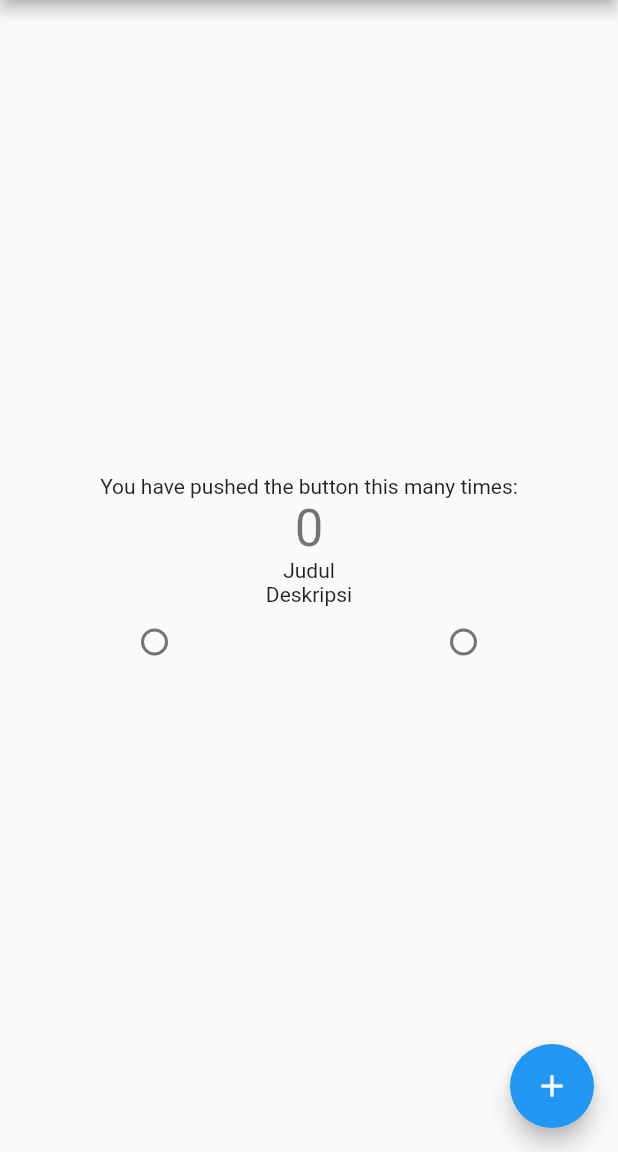
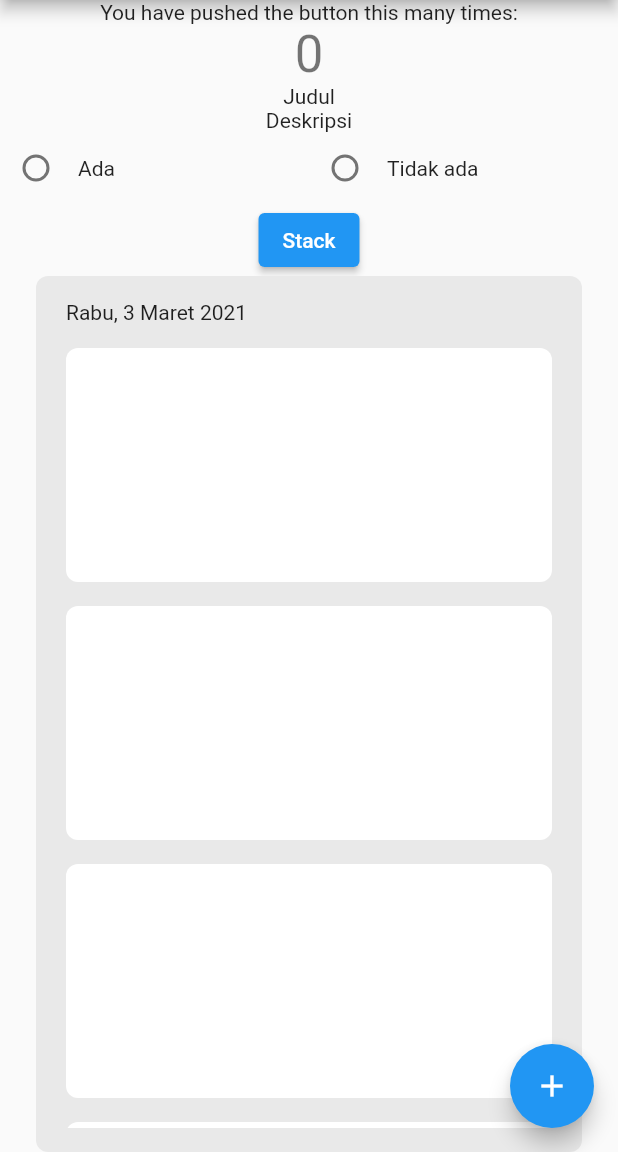
Before and after one commit to abdur-rohman/bsi_training, a Flutter app: the screen it shows after launch, on a phone screen of 412 x 824 dp, the part 84-1236 px from its top. Run offline on Flutter 3.47's test engine with Material 2 defaults, Android fonts, the phone set to English and light mode, and no system bars.

Commit message:
day 1 flutter

```diff
--- a/lib/main.dart
+++ b/lib/main.dart
@@ -1,3 +1,4 @@
+import 'package:bsi_training/stack.dart';
 import 'package:flutter/material.dart';
 
 void main() {
@@ -12,6 +13,7 @@ class MyApp extends StatelessWidget {
   Widget build(BuildContext context) {
     return MaterialApp(
       title: 'Flutter Demo',
+      debugShowCheckedModeBanner: false,
       theme: ThemeData(
         // This is the theme of your application.
         //
@@ -52,50 +54,32 @@ class _MyHomePageState extends State<MyHomePage> {
 
   void _incrementCounter() {
     setState(() {
-      // This call to setState tells the Flutter framework that something has
-      // changed in this State, which causes it to rerun the build method below
-      // so that the display can reflect the updated values. If we changed
-      // _counter without calling setState(), then the build method would not be
-      // called again, and so nothing would appear to happen.
       _counter++;
     });
   }
 
   String selectedOption = "";
 
+  List<Widget> children = List.generate(
+    100,
+    (index) => Container(
+      margin: EdgeInsets.only(bottom: 16),
+      height: 156,
+      decoration: BoxDecoration(
+        color: Colors.white,
+        borderRadius: BorderRadius.circular(8),
+      ),
+    ),
+  );
+
   @override
   Widget build(BuildContext context) {
-    // This method is rerun every time setState is called, for instance as done
-    // by the _incrementCounter method above.
-    //
-    // The Flutter framework has been optimized to make rerunning build methods
-    // fast, so that you can just rebuild anything that needs updating rather
-    // than having to individually change instances of widgets.
     return Scaffold(
       appBar: AppBar(
-        // Here we take the value from the MyHomePage object that was created by
-        // the App.build method, and use it to set our appbar title.
         title: Text(widget.title),
       ),
       body: Center(
-        // Center is a layout widget. It takes a single child and positions it
-        // in the middle of the parent.
         child: Column(
-          // Column is also a layout widget. It takes a list of children and
-          // arranges them vertically. By default, it sizes itself to fit its
-          // children horizontally, and tries to be as tall as its parent.
-          //
-          // Invoke "debug painting" (press "p" in the console, choose the
-          // "Toggle Debug Paint" action from the Flutter Inspector in Android
-          // Studio, or the "Toggle Debug Paint" command in Visual Studio Code)
-          // to see the wireframe for each widget.
-          //
-          // Column has various properties to control how it sizes itself and
-          // how it positions its children. Here we use mainAxisAlignment to
-          // center the children vertically; the main axis here is the vertical
-          // axis because Columns are vertical (the cross axis would be
-          // horizontal).
-          mainAxisAlignment: MainAxisAlignment.center,
           children: <Widget>[
             const Text(
               'You have pushed the button this many times:',
@@ -116,7 +100,27 @@ class _MyHomePageState extends State<MyHomePage> {
               },
               options: ["Ada", "Tidak ada"],
               selectedOption: selectedOption,
-            )
+            ),
+            ElevatedButton(
+              onPressed: () {
+                Navigator.push(
+                  context,
+                  MaterialPageRoute(
+                    builder: (_) => StackWidget(),
+                  ),
+                );
+              },
+              child: Text("Stack"),
+            ),
+            children.length > 1
+                ? Expanded(
+                    child: CardSection(
+                      children: children,
+                    ),
+                  )
+                : CardSection(
+                    children: children,
+                  ),
           ],
         ),
       ),
@@ -125,6 +129,40 @@ class _MyHomePageState extends State<MyHomePage> {
         tooltip: 'Increment',
         child: const Icon(Icons.add),
       ), // This trailing comma makes auto-formatting nicer for build methods.
+    );
+  }
+}
+
+class CardSection extends StatelessWidget {
+  final List<Widget> children;
+
+  const CardSection({super.key, required this.children});
+
+  @override
+  Widget build(BuildContext context) {
+    return Container(
+      margin: EdgeInsets.symmetric(horizontal: 24),
+      padding: EdgeInsets.symmetric(vertical: 16, horizontal: 20),
+      decoration: BoxDecoration(
+        color: Color.fromRGBO(233, 233, 233, 1),
+        borderRadius: BorderRadius.circular(8),
+      ),
+      child: Column(
+        crossAxisAlignment: CrossAxisAlignment.start,
+        children: [
+          Text('Rabu, 3 Maret 2021'),
+          SizedBox(height: 16),
+          children.length > 1
+              ? Expanded(
+                  child: SingleChildScrollView(
+                    child: Column(
+                      children: children,
+                    ),
+                  ),
+                )
+              : children.first
+        ],
+      ),
     );
   }
 }
@@ -147,6 +185,7 @@ class SORadioButton extends StatelessWidget {
   @override
   Widget build(BuildContext context) {
     return Column(
+      crossAxisAlignment: CrossAxisAlignment.center,
       children: [
         Text(title),
         Text(subTitle),
@@ -154,10 +193,21 @@ class SORadioButton extends StatelessWidget {
           children: options
               .map(
                 (value) => Expanded(
-                  child: Radio<String>(
-                    value: value,
-                    groupValue: selectedOption,
-                    onChanged: onChanged,
+                  child: GestureDetector(
+                    onTap: () {
+                      onChanged(value);
+                    },
+                    child: Row(
+                      children: [
+                        Radio<String>(
+                          value: value,
+                          groupValue: selectedOption,
+                          onChanged: onChanged,
+                        ),
+                        SizedBox(width: 4),
+                        Text(value),
+                      ],
+                    ),
                   ),
                 ),
               )
```
Also changed, not shown: lib/stack.dart (added, +77 -0 lines).
